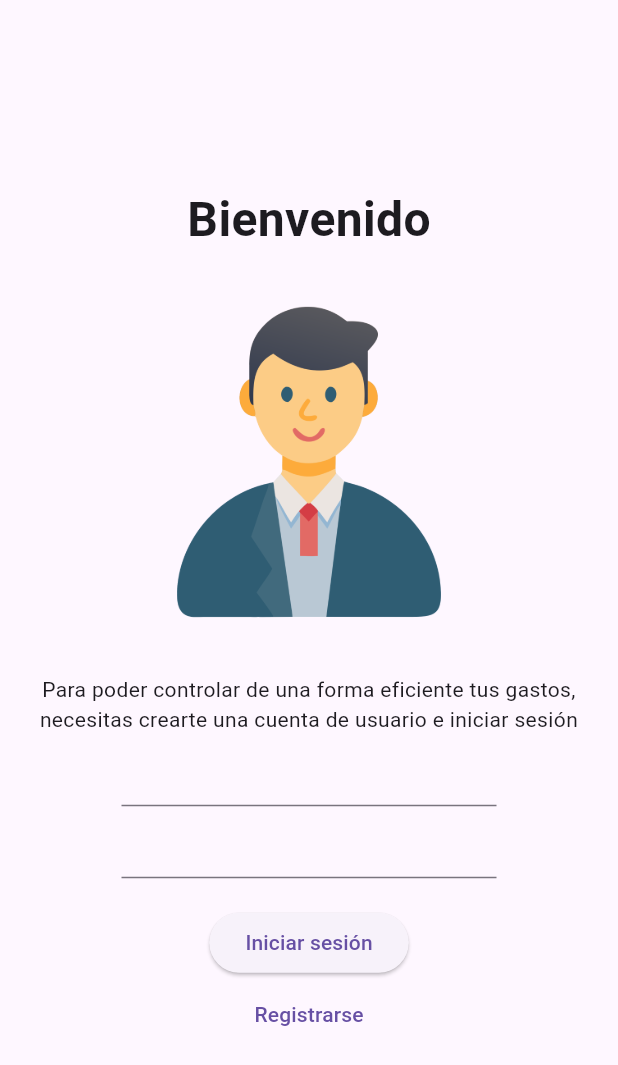
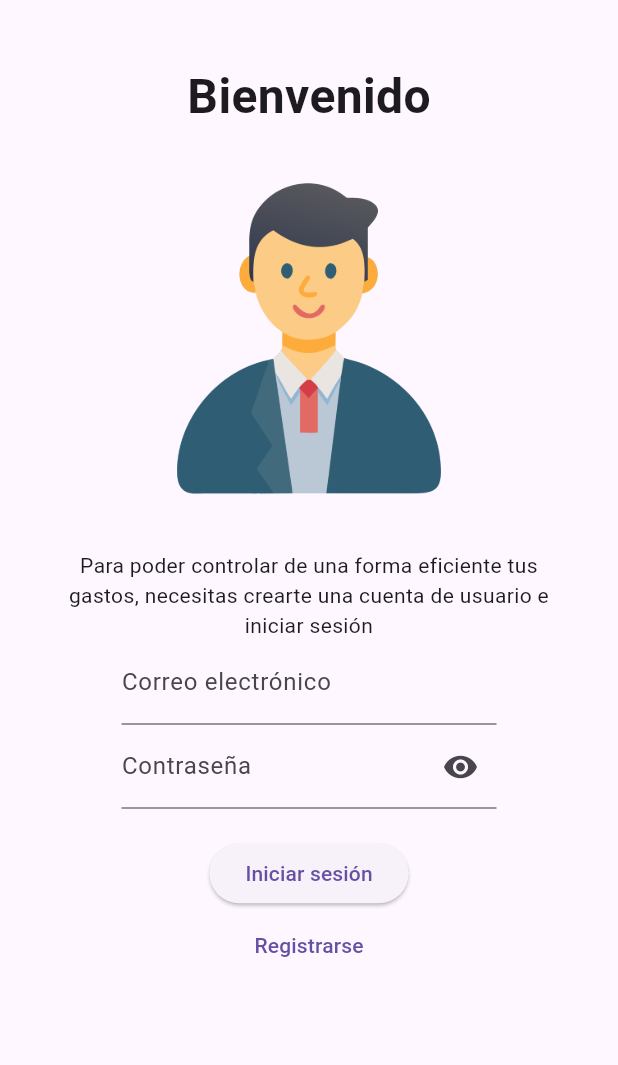
Before and after one commit to edd86/personal_expenses, a Flutter app: the screen it shows after launch, after a tap on "Iniciar sesión", on a phone screen of 412 x 824 dp. Shown: the top 1065 px of the screen. Run offline on Flutter 3.47's test engine with Material 3 defaults, Android fonts, the phone set to English and light mode, and no system bars; our stand-ins replace sqflite; accounts and stored records are empty.

Commit message:
Add HomePage and update app routes; enhance LoginPage and NewUserForm functionality

```diff
--- a/lib/core/constants/app_routes.dart
+++ b/lib/core/constants/app_routes.dart
@@ -1,13 +1,16 @@
 import 'package:flutter/material.dart';
+import 'package:personal_expenses/feature/home/presentation/home_page.dart';
 import 'package:personal_expenses/feature/login/presentation/pages/login_page.dart';
 import 'package:personal_expenses/feature/user_account/presentation/pages/new_user_form.dart';
 
 class AppRoutes {
   static String login = '/login';
   static String newUser = '/newUser';
+  static String homePage = '/home';
 
   static final Map<String, WidgetBuilder> routes = {
     login: (context) => LoginPage(),
     newUser: (context) => NewUserForm(),
+    homePage: (context) => HomePage(),
   };
 }
--- a/lib/feature/login/presentation/pages/login_page.dart
+++ b/lib/feature/login/presentation/pages/login_page.dart
@@ -1,5 +1,8 @@
 import 'package:flutter/material.dart';
 import 'package:personal_expenses/core/constants/app_routes.dart';
+import 'package:personal_expenses/core/constants/global_widgets.dart';
+import 'package:personal_expenses/feature/login/data/repository/login_repo_impl.dart';
+import 'package:personal_expenses/feature/login/domain/model/user_login.dart';
 
 class LoginPage extends StatefulWidget {
   const LoginPage({super.key});
@@ -11,11 +14,16 @@ class LoginPage extends StatefulWidget {
 class _LoginPageState extends State<LoginPage> {
   final _emailController = TextEditingController();
   final _passwordController = TextEditingController();
+  bool isObscure = true;
   @override
   Widget build(BuildContext context) {
+    final size = MediaQuery.of(context).size;
     return Scaffold(
-      body: Padding(
-        padding: EdgeInsets.symmetric(horizontal: 12, vertical: 10),
+      body: SingleChildScrollView(
+        padding: EdgeInsets.symmetric(
+          vertical: size.height * .05,
+          horizontal: size.width * .1,
+        ),
         child: Column(
           mainAxisAlignment: MainAxisAlignment.center,
           children: [
@@ -32,13 +40,55 @@ class _LoginPageState extends State<LoginPage> {
               width: 250,
               child: Column(
                 children: [
-                  TextField(controller: _emailController),
-                  TextField(controller: _passwordController),
+                  TextField(
+                    controller: _emailController,
+                    decoration: InputDecoration(
+                      label: Text('Correo electrónico'),
+                    ),
+                  ),
+                  TextField(
+                    controller: _passwordController,
+                    obscureText: isObscure,
+                    decoration: InputDecoration(
+                      label: Text('Contraseña'),
+                      suffixIcon: IconButton(
+                        icon: Icon(
+                          isObscure ? Icons.visibility : Icons.visibility_off,
+                        ),
+                        onPressed: () {
+                          setState(() {
+                            isObscure = !isObscure;
+                          });
+                        },
+                      ),
+                    ),
+                  ),
                 ],
               ),
             ),
             SizedBox(height: 19),
-            ElevatedButton(onPressed: () {}, child: Text('Iniciar sesión')),
+            ElevatedButton(
+              onPressed: () async {
+                if (_emailController.text.isNotEmpty &&
+                    _passwordController.text.isNotEmpty) {
+                  final userLogin = UserLogin(
+                    email: _emailController.text,
+                    password: _passwordController.text,
+                  );
+                  final flag = await LoginRepoImpl().isUserRegistered(
+                    userLogin,
+                  );
+                  if (flag) {
+                    _nextPage();
+                  } else {
+                    _showMessage('El usuario no esta registrado');
+                  }
+                } else {
+                  _showMessage('Llene todos los campos por favor.');
+                }
+              },
+              child: Text('Iniciar sesión'),
+            ),
             TextButton(
               child: Text('Registrarse'),
               onPressed: () {
@@ -50,4 +100,14 @@ class _LoginPageState extends State<LoginPage> {
       ),
     );
   }
+
+  void _showMessage(String message) {
+    ScaffoldMessenger.of(
+      context,
+    ).showSnackBar(GlobalWidgets().snackMessage(context, message));
+  }
+
+  void _nextPage() {
+    Navigator.pushNamed(context, '/home');
+  }
 }
```
Also changed, not shown: lib/feature/home/presentation/home_page.dart (added, +10 -0 lines), lib/feature/user_account/presentation/pages/new_user_form.dart (+32 -4 lines).
